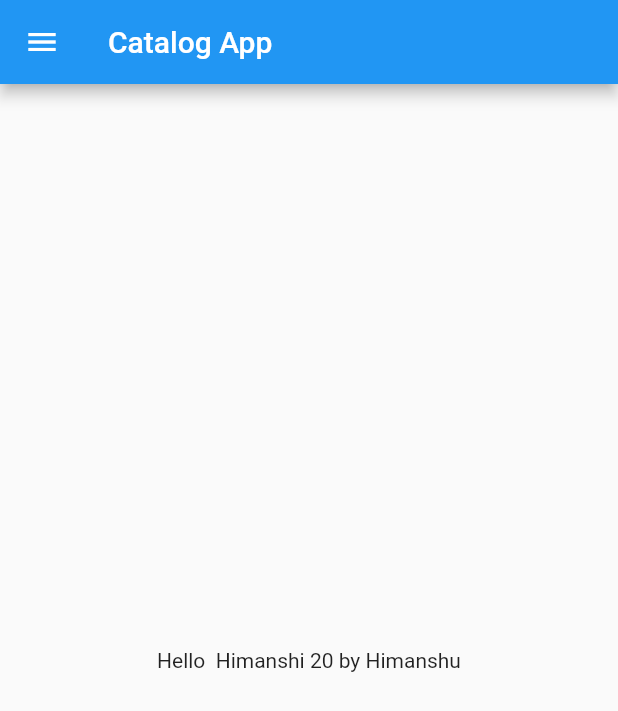
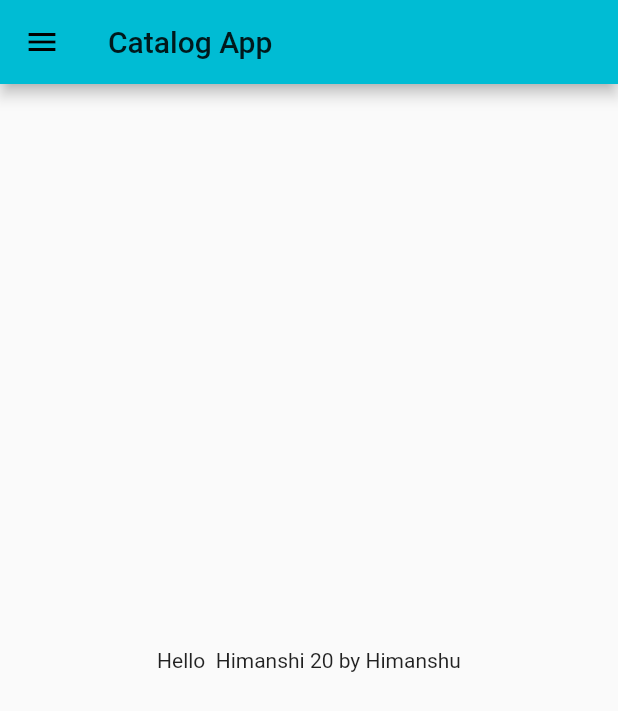
Before and after one commit to himanshujar/firstflutterproject, a Flutter app: the screen it shows after launch, on a phone screen of 412 x 824 dp. Shown: the top 711 px of the screen. Run offline on Flutter 3.47's test engine with Material 2 defaults, Android fonts, the phone set to English and light mode, and no system bars.

Commit message:
day3 completed

```diff
--- a/lib/main.dart
+++ b/lib/main.dart
@@ -1,18 +1,27 @@
 import 'package:flutter/material.dart';
-import 'package:flutter_application_1/home_page.dart';
+import 'package:flutter_application_1/pages/home_page.dart';
+import 'package:flutter_application_1/pages/login_page.dart';
 
 void main() {
   runApp(MyApp());
 }
 
 class MyApp extends StatelessWidget {
-  const MyApp({Key key}) : super(key: key);
-
   @override
   Widget build(BuildContext context) {
-
     return MaterialApp(
-      home: HomePage(),
+      // home: HomePage(),
+      themeMode: ThemeMode.light,
+      theme: ThemeData(primarySwatch: Colors.cyan),
+      darkTheme: ThemeData(
+        brightness: Brightness.dark,
+      ),
+      initialRoute: "/home",
+      routes: {
+        "/": (context) => LoginPage(),
+        "/home": (context) => HomePage(),
+        "/login":(context)=>LoginPage(),
+      },
     );
   }
 }
```
Also changed, not shown: lib/pages/login_page.dart (added, +22 -0 lines), lib/pages/home_page.dart (renamed from lib/home_page.dart).
